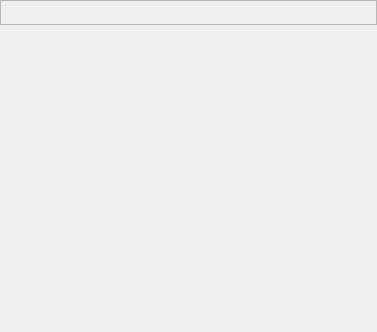
Before: the Qt Designer form NoobaFE/Forms/FrameViewer.ui in noobavss/NoobaVSS, drawn with Qt 5.
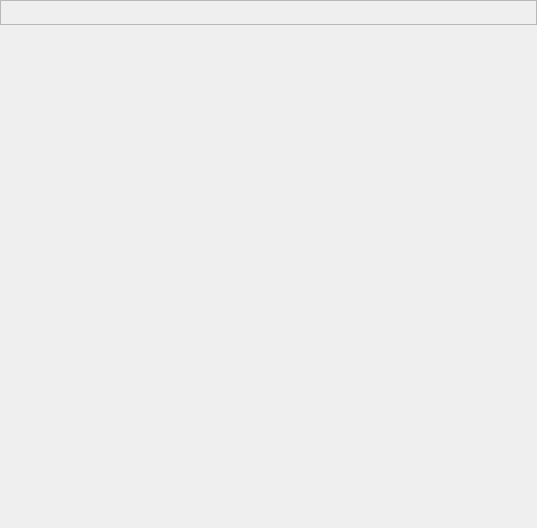
After: the same form once the commit is applied.

```diff
--- a/NoobaFE/Forms/FrameViewer.ui
+++ b/NoobaFE/Forms/FrameViewer.ui
@@ -6,14 +6,14 @@
    <rect>
     <x>0</x>
     <y>0</y>
-    <width>377</width>
-    <height>332</height>
+    <width>537</width>
+    <height>528</height>
    </rect>
   </property>
   <property name="windowTitle">
    <string>Form</string>
   </property>
-  <layout class="QVBoxLayout" name="verticalLayout">
+  <layout class="QVBoxLayout" name="verticalLayout_4" stretch="0,1,0">
    <property name="spacing">
     <number>0</number>
    </property>
```
Left out of the diff: 21 changed lines with no effect on the pictures.
